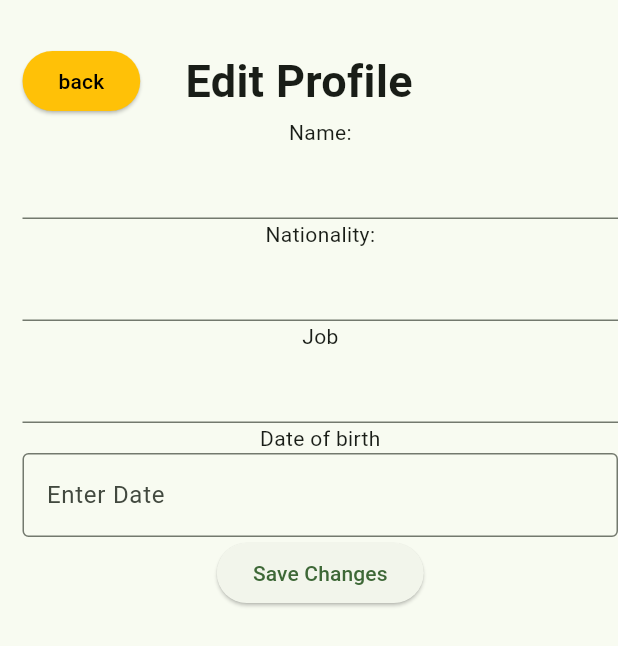
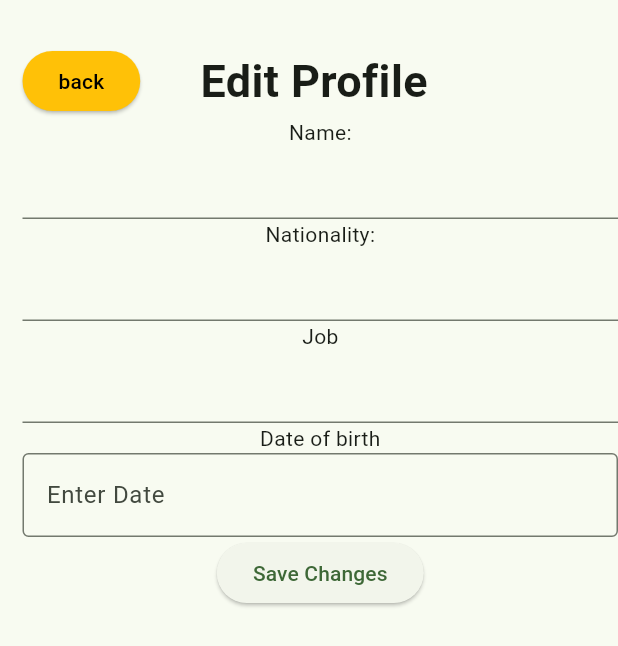
Before and after one commit to LTheGreatest/ESOF_Project-Green_go, a Flutter app: the EditPage screen opened directly, on a phone screen of 412 x 824 dp. Shown: the top 646 px of the screen. Run offline on Flutter 3.47's test engine with Material 3 defaults, Android fonts, the phone set to English and light mode, and no system bars; our stand-ins replace camera, cloud_firestore, firebase_auth, firebase_core, firebase_storage, geolocator; accounts and stored records are empty.

Commit message:
centered title

```diff
--- a/src/green_go/lib/view/pages/profile_edit_page.dart
+++ b/src/green_go/lib/view/pages/profile_edit_page.dart
@@ -45,7 +45,7 @@ class EditPageViewer extends State<EditPage>{
                   child: const Text('back'),
                 ),
                 const Padding(
-                  padding: EdgeInsets.only(left: 30),
+                  padding: EdgeInsets.only(left:40),
                   child :  Text(
                     'Edit Profile',
                     style:  TextStyle(
```
